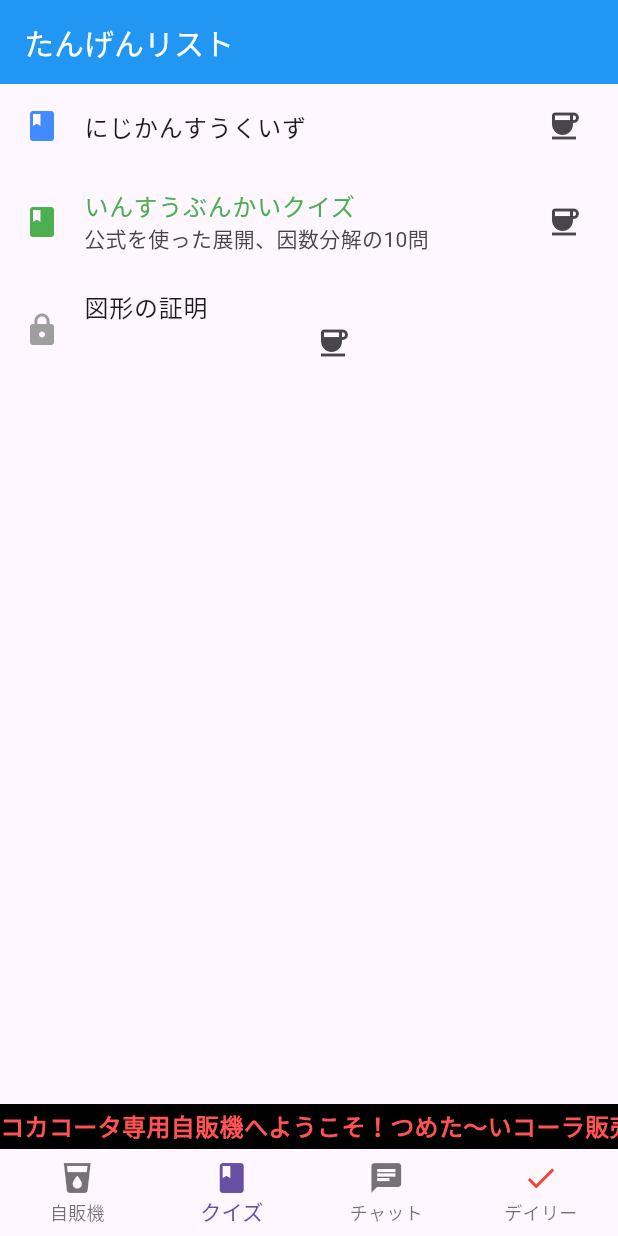
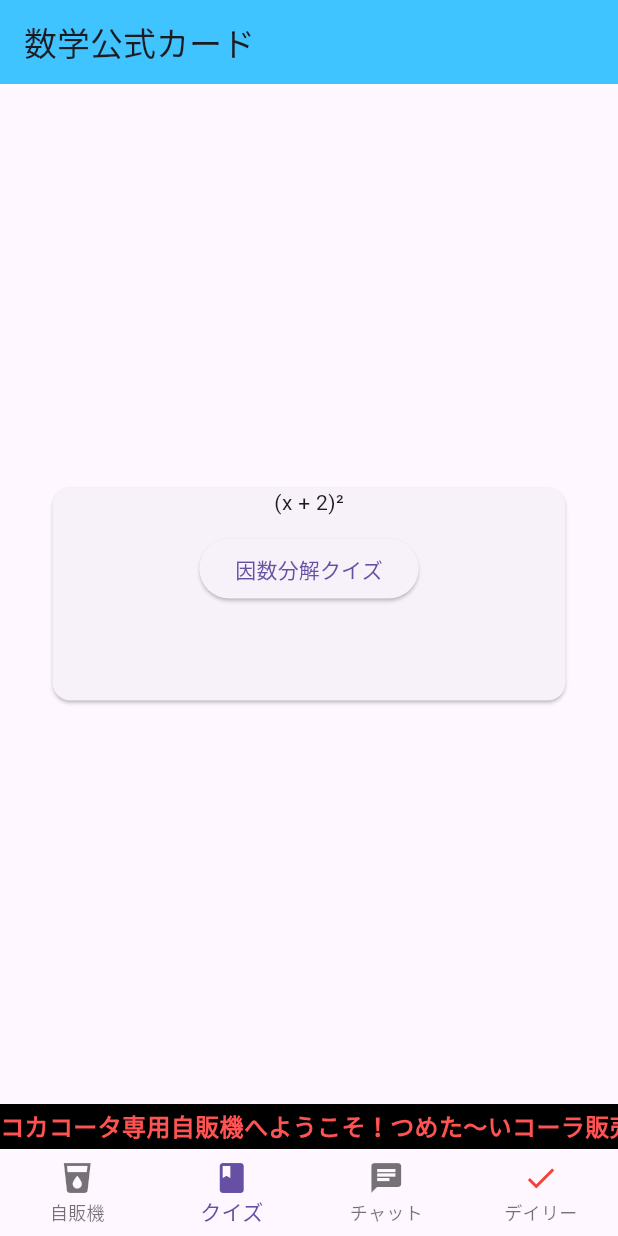
Before and after one commit to htyFlutter/study_flutter_apps, a Flutter app: the screen it shows after launch, item 2 of the bottom bar chosen, on a phone screen of 412 x 824 dp. Run offline on Flutter 3.47's test engine with Material 3 defaults, Android fonts, the phone set to English and light mode, and no system bars; drawn by our look-alikes of marquee; our stand-ins replace google_generative_ai.

Commit message:
2026-06-03

```diff
--- a/apps/lib/all_apps/chat/chat_answer_gemini.dart
+++ b/apps/lib/all_apps/chat/chat_answer_gemini.dart
@@ -52,6 +52,8 @@ class _ChatAppsGeminiState extends State<ChatAppsGemini> {
       });
     }
   }
+
+
 
   @override
   Widget build(BuildContext context) {
--- a/apps/lib/main.dart
+++ b/apps/lib/main.dart
@@ -1,6 +1,6 @@
 import 'package:counter_apps/all_apps/chat/chat_answer_gemini.dart';
 import 'package:counter_apps/all_apps/like_duolingo/stamp_screen.dart';
-import 'package:counter_apps/all_apps/quiz/list_practice.dart';
+import 'package:counter_apps/math_card/math.card.dart';
 import 'package:marquee/marquee.dart';
 import 'package:counter_apps/all_apps/jihanki/jihanki.dart';
 import 'package:flutter/material.dart';
@@ -35,7 +35,7 @@ class _MainNavigationScreenState extends State<MainNavigationScreen> {
 
   final List<Widget> _screens = [
     const Jihanki(),
-    const ListPractice(),
+    const MathCard(),
     const ChatAppsGemini(),
     const Duolingo(),
     ];
--- /dev/null
+++ b/apps/lib/math_card/math.card.dart
@@ -0,0 +1,54 @@
+import 'package:flutter/material.dart';
+
+class MathCard extends StatefulWidget {
+  const MathCard({super.key});
+
+  @override
+  State<MathCard> createState() => _MathCardState();
+}
+
+class _MathCardState extends State<MathCard> {
+  bool qandASwitch = false;
+
+  void turnOnOffSwitch() {
+    setState(() {
+      if (qandASwitch == true) {
+        qandASwitch = false;
+      } else {
+        qandASwitch = true;
+      }
+    });
+  }
+
+  @override
+  Widget build(BuildContext context) {
+    return Scaffold(
+      appBar: AppBar(
+        title: Text('数学公式カード'),
+        backgroundColor: Colors.lightBlueAccent,
+      ),
+      body: Center(
+        child: GestureDetector(
+          child: SizedBox(
+            width: 350,
+            height: 150,
+            child: Card(
+              child: Column(
+                children: [
+                  qandASwitch == true ? const Text('x² + 4x + 4を因数分解すると？') : const Text('(x + 2)²'),
+                  const SizedBox(height: 10),
+                  ElevatedButton(
+                    onPressed: () {
+                      turnOnOffSwitch();
+                    },
+                    child: const Text('因数分解クイズ'),
+                  ),
+                ],
+              ),
+            ),
+          ),
+        ),
+      ),
+    );
+  }
+}
```
Also changed, not shown: apps/lib/all_apps/like_duolingo/stamp_screen.dart (+15 -0 lines), apps/lib/plans_for_gemini/math_card_plans.dart (added, +53 -0 lines).
